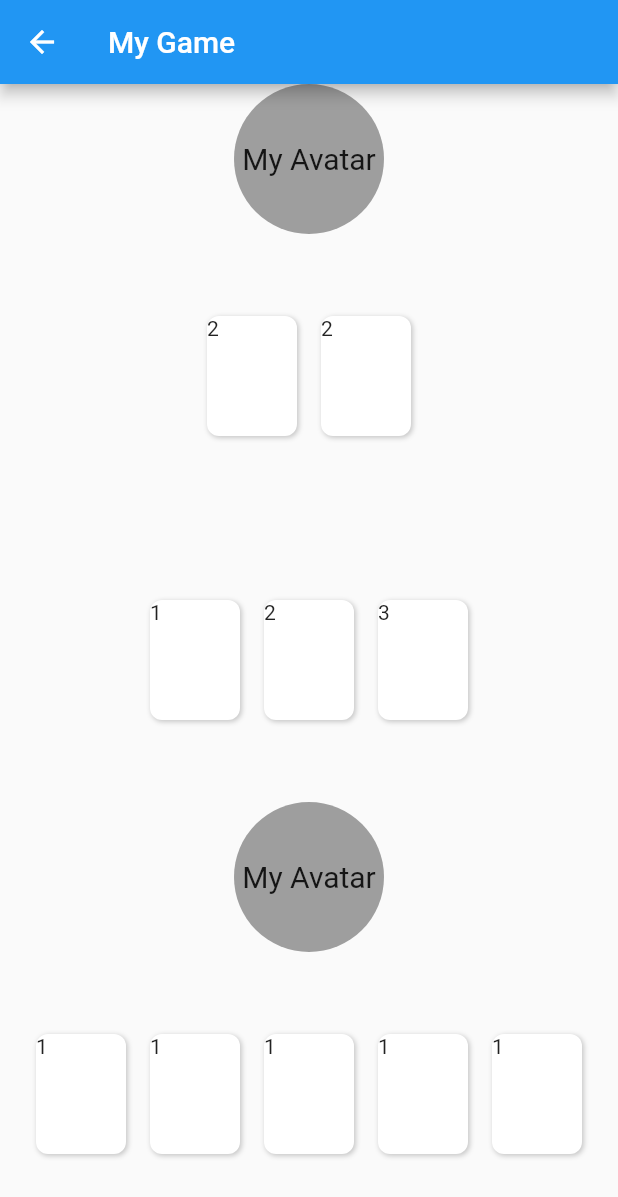
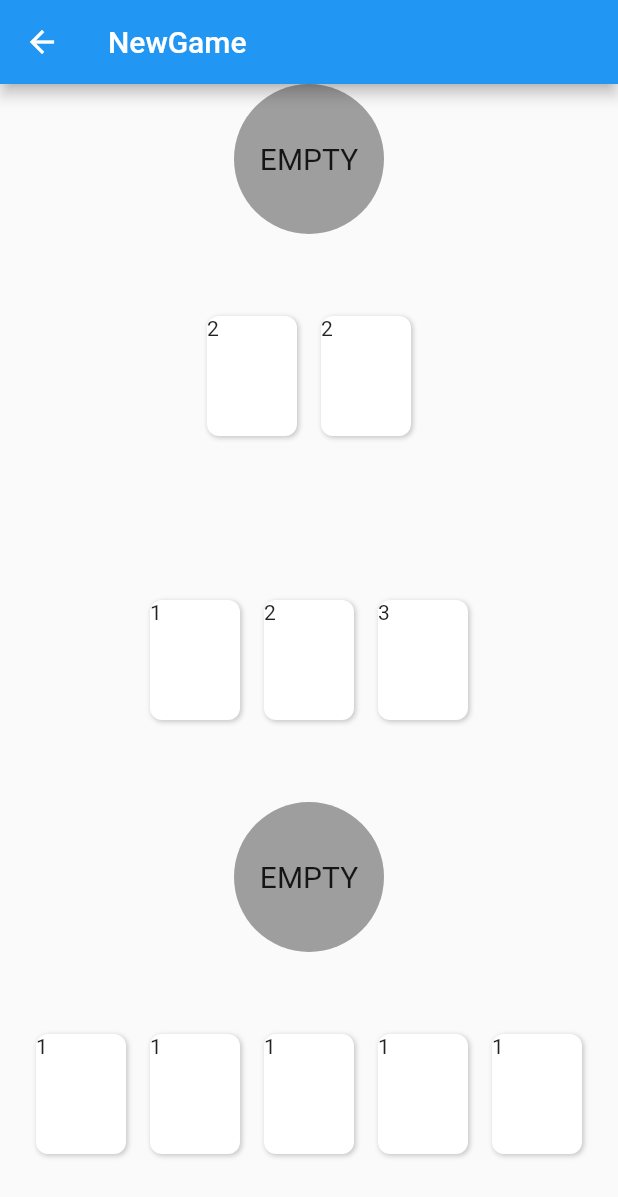
Before and after one commit to canto-hackers/canto_cards_game, a Flutter app: the GameScreen screen opened by its route, after a tap on "Play", on a phone screen of 412 x 824 dp. Shown: the top 1197 px of the screen. Run offline on Flutter 3.47's test engine with Material 2 defaults, Android fonts, the light colour scheme and no system bars; our stand-ins replace get, supabase_flutter; accounts and stored records are empty; statements that could not run were skipped.

Commit message:
Current player always sits at the bottom of the screen

```diff
--- a/lib/game/components/avatar_widget.dart
+++ b/lib/game/components/avatar_widget.dart
@@ -1,6 +1,10 @@
 import 'package:flutter/material.dart';
 
 class AvatarWidget extends StatelessWidget {
+  final String name;
+
+  const AvatarWidget({super.key, required this.name});
+
   @override
   Widget build(BuildContext context) {
     return Container(
@@ -12,7 +16,7 @@ class AvatarWidget extends StatelessWidget {
       ),
       child: Center(
         child: Text(
-          'My Avatar',
+          name,
           style: TextStyle(fontSize: 20),
         ),
       ),
--- a/lib/game/game_controller.dart
+++ b/lib/game/game_controller.dart
@@ -4,9 +4,10 @@ import 'package:canto_cards_game/player/player_model.dart';
 import 'package:get/get.dart';
 
 class GameController extends GetxController {
-  // Rx<Game> game = Game.empty().obs;
-  // Rx<Player> host = Player.empty().obs;
-  // Rx<Player> joiner = Player.empty().obs;
+  Rx<Game> game = Game.empty().obs;
+
+  Rx<Player> me = Player.empty().obs;
+  Rx<Player> you = Player.empty().obs;
 
   RxList<CardWidget> myCards = <CardWidget>[].obs;
   RxList<CardWidget> myPlayedCards = <CardWidget>[].obs;
@@ -15,9 +16,9 @@ class GameController extends GetxController {
   @override
   void onInit() {
     super.onInit();
-    // game.value = Get.arguments['game'] ?? game.value;
-    // host.value = Get.arguments['host'] ?? host.value;
-    // joiner.value = Get.arguments['joiner'] ?? joiner.value;
+    game.value = Get.arguments['game'] ?? game.value;
+    me.value = Get.arguments['me'] ?? me.value;
+    you.value = Get.arguments['you'] ?? you.value;
 
     myCards.value = <CardWidget>[
       CardWidget(id: 1),
--- a/lib/game/game_lobby_controller.dart
+++ b/lib/game/game_lobby_controller.dart
@@ -40,7 +40,7 @@ class GameLobbyController extends GetxController {
     int id = int.parse(userId);
     Player host = await db.getPlayer(id);
     Game game = await db.insertGame(gameName, host.id);
-    Get.toNamed(Routes.gamePreview, arguments: {'game': game, 'host': host});
+    Get.toNamed(Routes.gamePreview, arguments: {'game': game, 'host': host, 'me': host});
   }
 
   Future<void> joinGame(Game hostedGame) async {
@@ -61,6 +61,8 @@ class GameLobbyController extends GetxController {
       'game': gameInProgress,
       'host': host,
       'joiner': joiner,
+      'me': joiner,
+      'you': host,
     });
   }
 }
--- a/lib/game/game_preview_controller.dart
+++ b/lib/game/game_preview_controller.dart
@@ -9,6 +9,10 @@ class GamePreviewController extends GetxController {
   Rx<Game> game = Game.empty().obs;
   Rx<Player> host = Player.empty().obs;
   Rx<Player> joiner = Player.empty().obs;
+
+  Rx<Player> me = Player.empty().obs;
+  Rx<Player> you = Player.empty().obs;
+
   RxBool isStarting = false.obs;
   DbOps db = Get.find<DbOps>();
   var channel;
@@ -19,6 +23,9 @@ class GamePreviewController extends GetxController {
     game.value = Get.arguments['game'];
     host.value = Get.arguments['host'] ?? host.value;
     joiner.value = Get.arguments['joiner'] ?? joiner.value;
+
+    me.value = Get.arguments['me'] ?? me.value;
+    you.value = Get.arguments['you'] ?? you.value;
 
     channel = db.supabase.channel('public:games:id=eq.${game.value.id}').on(
         RealtimeListenTypes.postgresChanges,
@@ -34,6 +41,7 @@ class GamePreviewController extends GetxController {
 
       if (joinerId != null) {
         joiner.value = await db.getPlayer(joinerId);
+        you = joiner;
       }
       if (newGame["status"] == 'starting') {
         Get.offAndToNamed(
@@ -42,6 +50,8 @@ class GamePreviewController extends GetxController {
             'game': game.value,
             'host': host.value,
             'joiner': joiner.value,
+            'me': me.value,
+            'you': you.value,
           },
         );
       }
--- a/lib/game/game_screen.dart
+++ b/lib/game/game_screen.dart
@@ -7,33 +7,16 @@ import 'package:get/get.dart';
 class GameScreen extends GetView<GameController> {
   const GameScreen({super.key});
 
-//
-//   @override
-//   Widget build(BuildContext context) {
-//     return Scaffold(
-//       body: Obx(() {
-//         return Column(
-//           children: [
-//             Text("Host: ${controller.host.value.name}"),
-//             Text("Joiner: ${controller.joiner.value.name}"),
-//             Text("Game: ${controller.game.value.name}"),
-//           ],
-//         );
-//       }),
-//     );
-//   }
-// }
-
   @override
   Widget build(BuildContext context) {
     return Scaffold(
       appBar: AppBar(
-        title: Text('My Game'),
+        title: Text(controller.game.value.name),
       ),
       body: Column(
         mainAxisAlignment: MainAxisAlignment.spaceBetween,
         children: [
-          AvatarWidget(),
+          AvatarWidget(name: controller.you.value.name),
           Expanded(
             child: Obx(() => Row(
                   mainAxisAlignment: MainAxisAlignment.center,
@@ -41,17 +24,18 @@ class GameScreen extends GetView<GameController> {
                 )),
           ),
           Expanded(
-            child: Obx(() => Row(
+              child: Obx(
+            () => Row(
               mainAxisAlignment: MainAxisAlignment.center,
               children: controller.myPlayedCards.toList(),
-            )),
-          ),
-          AvatarWidget(),
+            ),
+          )),
+          AvatarWidget(name: controller.me.value.name),
           Expanded(
             child: Obx(() => Row(
-              mainAxisAlignment: MainAxisAlignment.center,
-              children: controller.myCards.toList(),
-            )),
+                  mainAxisAlignment: MainAxisAlignment.center,
+                  children: controller.myCards.toList(),
+                )),
           ),
         ],
       ),
```
Also changed, not shown: lib/game/game_preview_screen.dart (+7 -1 lines).
